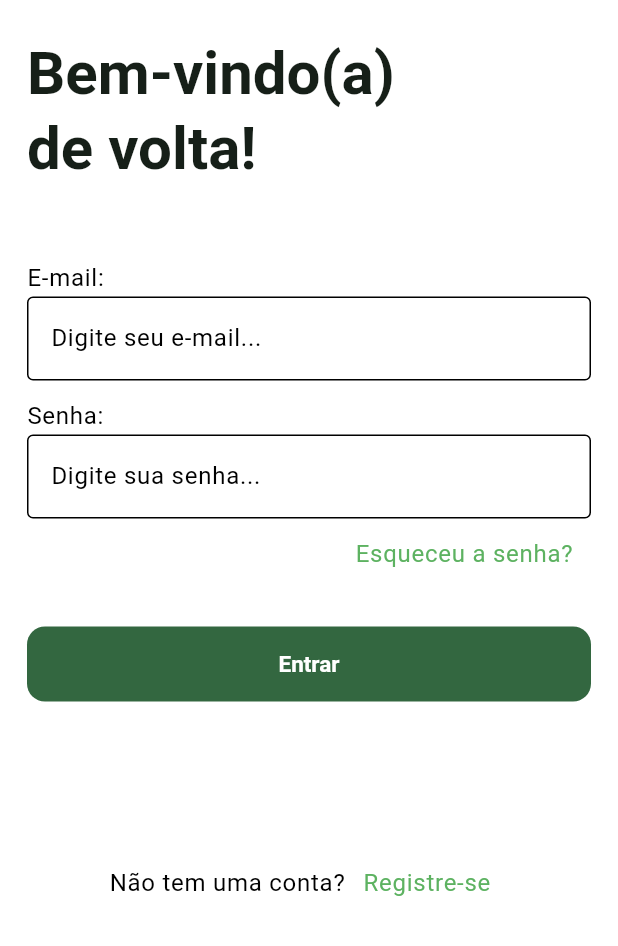
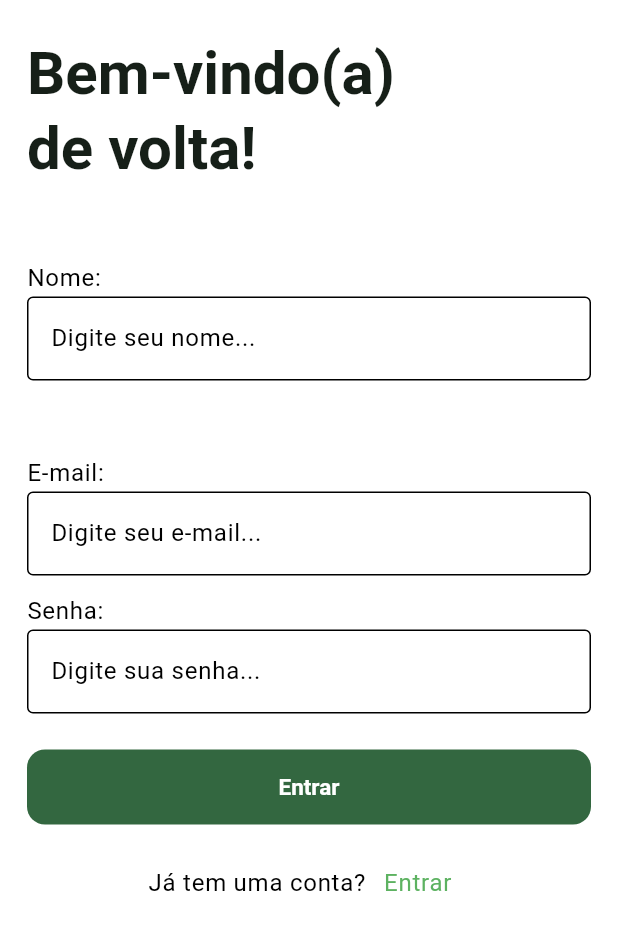
Before and after one commit to BenTech-CE/classhub-app, a Flutter app: the screen it shows after launch, on a phone screen of 412 x 824 dp, the part 290-1236 px from its top. Run offline on Flutter 3.47's test engine with Material 3 defaults, Android fonts, the phone set to English and light mode, and no system bars; missing offline and left inert: mmkv; accounts and stored records are empty; Roboto replaces fonts that are missing (Poppins).

Commit message:
Criação da tela de Registro

```diff
--- a/lib/main.dart
+++ b/lib/main.dart
@@ -4,12 +4,13 @@ import 'package:classhub/services/auth/session_service.dart';
 import 'package:classhub/viewmodels/auth/auth_viewmodel.dart';
 import 'package:classhub/viewmodels/auth/user_viewmodel.dart';
 import 'package:classhub/views/auth/login/login_view.dart';
+import 'package:classhub/views/auth/login/register_view.dart';
 import 'package:flutter/material.dart';
 import 'package:mmkv/mmkv.dart';
 import 'package:provider/provider.dart';
 
 void main() async {
-  final rootDir = await MMKV.initialize();
+  final rootDir = await MMKV.initialize(); // Inicializando o banco de dados
   print('MMKV for flutter with rootDir = $rootDir');
 
   runApp(const MyApp());
@@ -35,7 +36,7 @@ class MyApp extends StatelessWidget {
         home: Container(
           color: Colors.white,
           child: const Center(
-            child: LoginView(),
+            child: RegisterView(),
           ),
         ),
       ),
--- a/lib/models/auth/user_model.dart
+++ b/lib/models/auth/user_model.dart
@@ -2,7 +2,8 @@ class UserModel {
   final String id;
   final String name;
   final String email;
-  final List<Map<String, dynamic>> classes;
+  final List<Map<String, dynamic>>
+      classes; // É uma lista de um mapa em que as chaves são string e os valores são dinâmicos. Agora o porquê de ser lista nem eu entendi.
 
   UserModel({
     required this.id,
@@ -11,9 +12,9 @@ class UserModel {
     required this.classes,
   });
 
-  factory UserModel.fromJson(Map<String, dynamic> json) {
+  factory UserModel.fromJson(Map<String, dynamic> json) {//
     return UserModel(
-      id: json['id'],
+      id: json['id'], // Acessando o valor cuja chave é 'id'!
       name: json['name'],
       email: json['email'] ?? "",
       classes: List<Map<String, dynamic>>.from(json['classes']),
--- /dev/null
+++ b/lib/views/auth/login/register_view.dart
@@ -0,0 +1,110 @@
+import 'package:classhub/core/theme/colors.dart';
+import 'package:classhub/viewmodels/auth/auth_viewmodel.dart';
+import 'package:flutter/material.dart';
+import 'package:classhub/core/theme/sizes.dart';
+import 'package:provider/provider.dart';
+
+class RegisterView extends StatefulWidget {
+  const RegisterView({super.key});
+
+  @override
+  State<StatefulWidget> createState() => _RegisterViewState();
+}
+
+class _RegisterViewState extends State<RegisterView> {
+  @override
+  Widget build(BuildContext context) {
+    final double height = MediaQuery.of(context).size.height;
+
+    final authViewModel = context.watch<AuthViewModel>();
+    final loading = authViewModel.isLoading;
+
+    return Scaffold(
+        resizeToAvoidBottomInset: true,
+        body: SingleChildScrollView(
+          child: Container(
+            height: height,
+            padding: const EdgeInsets.fromLTRB(
+                sPadding, sPadding + 55, sPadding, sPadding),
+            child: Column(
+              crossAxisAlignment: CrossAxisAlignment.start,
+              children: [
+                const CircleAvatar(
+                    backgroundImage: AssetImage("assets/logo/logo.jpeg"),
+                    radius: 60),
+                const SizedBox(height: 24),
+                Text(
+                  "Bem-vindo(a)\nde volta!",
+                  style: Theme.of(context)
+                      .textTheme
+                      .headlineLarge
+                      ?.copyWith(fontSize: 40),
+                ),
+                const SizedBox(height: 50),
+                Text(
+                  "Nome:",
+                  style: Theme.of(context).textTheme.bodyLarge,
+                ),
+                const TextField(
+                  decoration: InputDecoration(
+                      border: OutlineInputBorder(),
+                      hintText: "Digite seu nome..."),
+                ),
+                const SizedBox(height: 50),
+                Text(
+                  "E-mail:",
+                  style: Theme.of(context).textTheme.bodyLarge,
+                ),
+                const TextField(
+                  decoration: InputDecoration(
+                      border: OutlineInputBorder(),
+                      hintText: "Digite seu e-mail..."),
+                ),
+                const SizedBox(height: 12),
+                Text(
+                  "Senha:",
+                  style: Theme.of(context).textTheme.bodyLarge,
+                ),
+                const TextField(
+                  decoration: InputDecoration(
+                      border: OutlineInputBorder(),
+                      hintText: "Digite sua senha..."),
+                ),
+                const SizedBox(height: 24),
+                SizedBox(
+                  width: double.maxFinite,
+                  height: 50,
+                  child: ElevatedButton(
+                    onPressed: () {},
+                    child: loading
+                        ? const SizedBox(
+                            width: 20,
+                            height: 20,
+                            child: CircularProgressIndicator(
+                              color: Colors.white,
+                              strokeWidth: 1.5,
+                            ))
+                        : const Text("Entrar"),
+                  ),
+                ),
+                const Spacer(),
+                Row(
+                  mainAxisAlignment: MainAxisAlignment.center,
+                  children: [
+                    Text("Já tem uma conta?",
+                        style: Theme.of(context).textTheme.bodyLarge),
+                    TextButton(
+                        onPressed: () {},
+                        child: Text("Entrar",
+                            style: Theme.of(context)
+                                .textTheme
+                                .bodyLarge
+                                ?.copyWith(color: cColorSecond)))
+                  ],
+                )
+              ],
+            ),
+          ),
+        ));
+  }
+}
```
Also changed, not shown: 2 other files.
